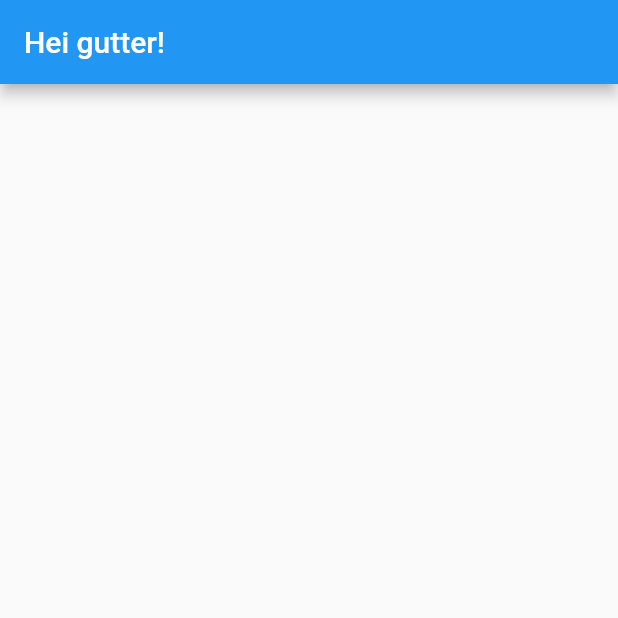
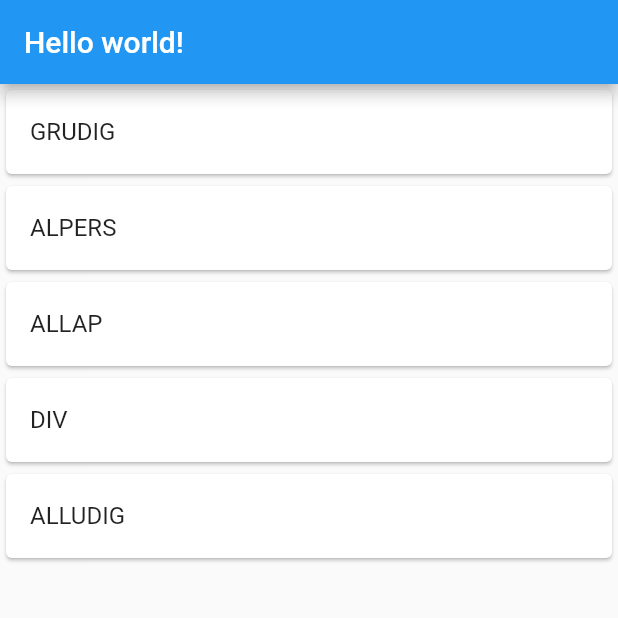
Before and after one commit to zaktaw/DATA3900-Bacheloroppgave, a Flutter app: the screen it shows after launch, on a phone screen of 412 x 824 dp, the top half of it. Run offline on Flutter 3.47's test engine with Material 2 defaults, Android fonts, the phone set to English and light mode, and no system bars.

Commit message:
Add list view builder

```diff
--- /dev/null
+++ b/lib/activities_list.dart
@@ -0,0 +1,47 @@
+import 'package:flutter/material.dart';
+
+class ActivitiesList extends StatelessWidget {
+  ActivitiesList({Key? key}) : super(key: key);
+
+  final List<String> aktiviteter = <String>['GRUDIG', 'ALPERS', 'ALLAP', 'DIV', 'ALLUDIG'];
+
+  @override
+  Widget build(BuildContext context) {
+    return Scaffold(
+      body: ListView.builder(
+        itemCount: aktiviteter.length,
+        itemBuilder: (context, index) {
+          return Card(
+            child: ListTile(
+              onTap: () {},
+              title: Text(aktiviteter[index]),
+            ),
+          );
+        },
+      ),
+    );
+  }
+
+  /* @override
+  Widget build(BuildContext context) {
+    return Container(
+      child: Column(
+        children: <Widget>[
+          Expanded(
+            child: ListView.builder(
+                shrinkWrap: true,
+                padding: const EdgeInsets.all(8),
+                itemCount: entries.length,
+                itemBuilder: (BuildContext context, int index) {
+                  return Container(
+                    height: 50,
+                    color: Colors.amber[colorCodes[index]],
+                    child: Center(child: Text('Entry ${entries[index]}')),
+                  );
+                }),
+          )
+        ],
+      ),
+    );
+  } */
+}
--- a/lib/main.dart
+++ b/lib/main.dart
@@ -1,4 +1,5 @@
 import 'package:flutter/material.dart';
+import './activities_list.dart';
 
 void main() {
   runApp(const MyApp());
@@ -13,7 +14,10 @@ class MyApp extends StatelessWidget {
     return MaterialApp(
       home: Scaffold(
         appBar: AppBar(
-          title: Text('Hei gutter!'),
+          title: Text('Hello world!'),
+        ),
+        body: Container(
+          child: ActivitiesList(),
         ),
       ),
     );
```
